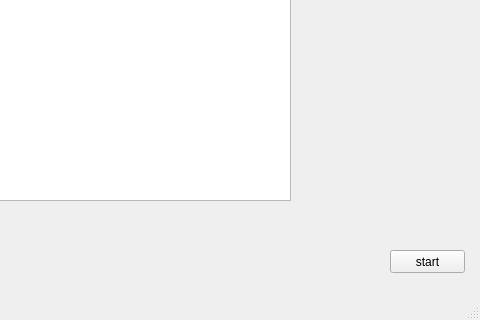
Qt form Ui_MainWindow.ui (InteractiveGraphicsLab/StackShot3XAutoShooter) before a commit; both pictures show x 320 to 800 and y 280 to 600 of the 800 by 600 pixel window.
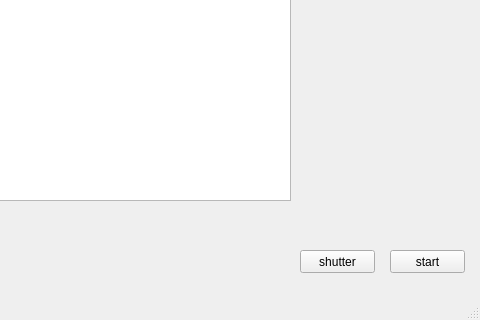
The same form after that commit.

Commit message: update gui(add shutter button)

```diff
--- a/Ui_MainWindow.ui
+++ b/Ui_MainWindow.ui
@@ -37,6 +37,19 @@
      <string>start</string>
     </property>
    </widget>
+   <widget class="QPushButton" name="shutterButton">
+    <property name="geometry">
+     <rect>
+      <x>620</x>
+      <y>530</y>
+      <width>75</width>
+      <height>23</height>
+     </rect>
+    </property>
+    <property name="text">
+     <string>shutter</string>
+    </property>
+   </widget>
   </widget>
   <widget class="QMenuBar" name="menubar">
    <property name="geometry">
```
The commit also changes 1 other file.
